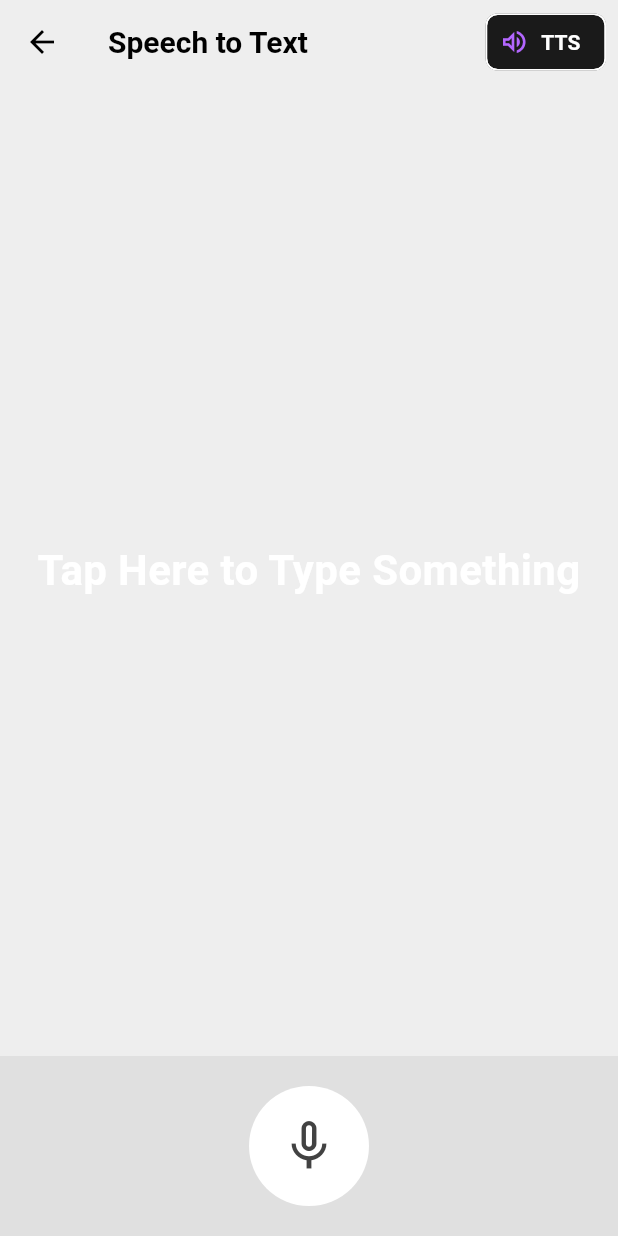
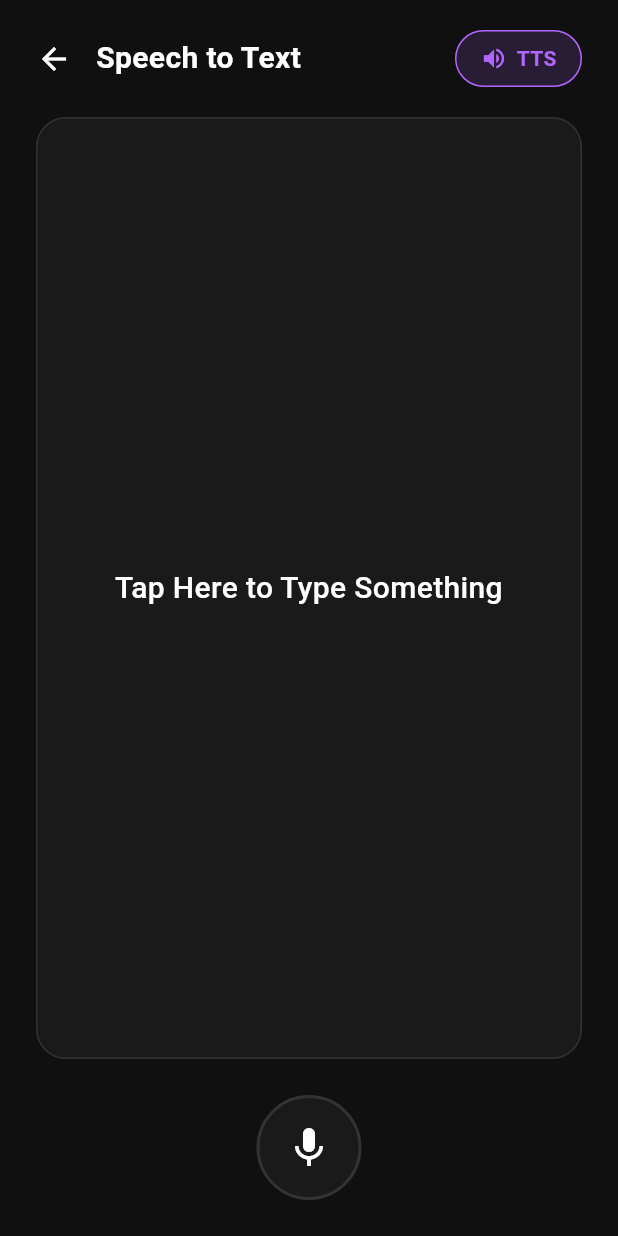
Before and after one commit to JasonAlbelda/hand2voice, a Flutter app: the SpeechToTextScreen screen opened directly, on a phone screen of 412 x 824 dp. Run offline on Flutter 3.47's test engine with Material 3 defaults, Android fonts, the phone set to English and light mode, and no system bars; our stand-ins replace camera, chewie, flutter_secure_storage, flutter_tts, image_picker, local_auth and 3 more; missing offline and left inert: cached_video_player_plus, encrypt, tflite_flutter; accounts and stored records are empty.

Commit message:
fix(speechToText): Fix UI

```diff
--- a/app/lib/features/home/screens/home_screen.dart
+++ b/app/lib/features/home/screens/home_screen.dart
@@ -173,7 +173,7 @@ class _HomeScreenState extends State<HomeScreen> {
                     // Action Cards
                     _buildActionCard(
                       title: "Translate Sign",
-                      subtitle: "Real-time ASL detection",
+                      subtitle: "Real-time FSL detection",
                       icon: Icons.upload_rounded,
                       color: AppTheme.accentPurple,
                       onTap: _showTranslateOptions,
--- a/app/lib/features/scan/widgets/speech_screen.dart
+++ b/app/lib/features/scan/widgets/speech_screen.dart
@@ -2,6 +2,7 @@ import 'package:flutter/material.dart';
 import 'package:speech_to_text/speech_to_text.dart';
 import 'package:speech_to_text/speech_recognition_result.dart';
 import 'package:flutter_tts/flutter_tts.dart';
+import 'package:hand2voice/core/theme/app_theme.dart';
 
 class SpeechToTextScreen extends StatefulWidget {
   const SpeechToTextScreen({super.key});
@@ -59,7 +60,6 @@ class _SpeechToTextScreenState extends State<SpeechToTextScreen> {
 
   // Function to show a dialog for text input
   Future<void> _showTextInputDialog() async {
-    // Set the initial text in the controller
     _textEditingController.text = _lastWords == 'Tap Here to Type Something'
         ? ''
         : _lastWords;
@@ -68,11 +68,23 @@ class _SpeechToTextScreenState extends State<SpeechToTextScreen> {
       context: context,
       builder: (context) {
         return AlertDialog(
-          title: const Text('Type your message'),
+          backgroundColor: AppTheme.cardBg,
+          shape: RoundedRectangleBorder(
+            borderRadius: BorderRadius.circular(24),
+            side: const BorderSide(color: AppTheme.borderColor),
+          ),
+          title: const Text(
+            'Type your message',
+            style: TextStyle(color: AppTheme.textMain),
+          ),
           content: TextField(
             controller: _textEditingController,
             autofocus: true,
-            decoration: const InputDecoration(hintText: "Enter text here..."),
+            style: const TextStyle(color: AppTheme.textMain),
+            decoration: const InputDecoration(
+              hintText: "Enter text here...",
+              hintStyle: TextStyle(color: AppTheme.textSub),
+            ),
           ),
           actions: <Widget>[
             TextButton(
@@ -81,7 +93,7 @@ class _SpeechToTextScreenState extends State<SpeechToTextScreen> {
                 Navigator.pop(context);
               },
             ),
-            TextButton(
+            ElevatedButton(
               child: const Text('OK'),
               onPressed: () {
                 setState(() {
@@ -99,73 +111,132 @@ class _SpeechToTextScreenState extends State<SpeechToTextScreen> {
   @override
   Widget build(BuildContext context) {
     return Scaffold(
-      backgroundColor: Colors.grey[200],
-      appBar: AppBar(
-        leading: const BackButton(color: Colors.black),
-        title: const Text(
+      backgroundColor: AppTheme.appBg,
+      body: SafeArea(
+        child: Column(
+          children: [
+            // Header
+            Padding(
+              padding: const EdgeInsets.symmetric(horizontal: 24, vertical: 20),
+              child: Row(
+                children: [
+                  GestureDetector(
+                    onTap: () => Navigator.pop(context),
+                    child: const Icon(
+                      Icons.arrow_back,
+                      color: AppTheme.textMain,
+                      size: 24,
+                    ),
+                  ),
+                  const SizedBox(width: 16),
+                  const Text(
                     'Speech to Text',
-          style: TextStyle(color: Colors.black),
+                    style: TextStyle(
+                      fontSize: 20,
+                      fontWeight: FontWeight.w600,
+                      color: AppTheme.textMain,
                     ),
-        backgroundColor: Colors.transparent,
-        elevation: 0,
-        actions: [
-          Padding(
-            padding: const EdgeInsets.only(right: 8.0),
-            child: ActionChip(
-              avatar: const Icon(
-                Icons.volume_up_outlined,
-                size: 20,
-                weight: 12,
                   ),
-              label: const Text(
+                  const Spacer(),
+                  Container(
+                    padding: const EdgeInsets.symmetric(horizontal: 16, vertical: 8),
+                    decoration: BoxDecoration(
+                      color: AppTheme.accentPurple.withOpacity(0.15),
+                      borderRadius: BorderRadius.circular(20),
+                      border: Border.all(color: AppTheme.accentPurple),
+                    ),
+                    child: GestureDetector(
+                      onTap: _speak,
+                      child: Row(
+                        mainAxisSize: MainAxisSize.min,
+                        children: const [
+                          Icon(
+                            Icons.volume_up,
+                            size: 18,
+                            color: AppTheme.accentPurple,
+                          ),
+                          SizedBox(width: 6),
+                          Text(
                             'TTS',
-                style: TextStyle(fontWeight: FontWeight.bold),
-              ),
-              onPressed: _speak, // Trigger TTS
+                            style: TextStyle(
+                              fontWeight: FontWeight.w600,
+                              color: AppTheme.accentPurple,
+                              fontSize: 14,
                             ),
                           ),
                         ],
                       ),
-      body: GestureDetector(
-        onTap: _showTextInputDialog, // Open text input dialog
+                    ),
+                  ),
+                ],
+              ),
+            ),
+
+            // Content
+            Expanded(
+              child: GestureDetector(
+                onTap: _showTextInputDialog,
+                child: Container(
+                  width: double.infinity,
+                  margin: const EdgeInsets.symmetric(horizontal: 24),
+                  padding: const EdgeInsets.all(24),
+                  decoration: BoxDecoration(
+                    color: AppTheme.cardBg,
+                    borderRadius: BorderRadius.circular(20),
+                    border: Border.all(color: AppTheme.borderColor),
+                  ),
                   child: Center(
-          child: Padding(
-            padding: const EdgeInsets.all(16.0),
                     child: Text(
                       _speechToText.isListening ? 'Listening...' : _lastWords,
                       textAlign: TextAlign.center,
-              style: const TextStyle(
-                fontSize: 28.0,
-                fontWeight: FontWeight.bold,
+                      style: TextStyle(
+                        fontSize: 20,
+                        fontWeight: FontWeight.w500,
+                        color: _speechToText.isListening
+                            ? AppTheme.accentTeal
+                            : AppTheme.textMain,
                       ),
                     ),
                   ),
                 ),
               ),
-      bottomNavigationBar: Container(
-        height: 120,
-        width: double.infinity,
-        color: Colors.grey[300],
-        child: Center(
+            ),
+
+            // Bottom mic button
+            Container(
+              padding: const EdgeInsets.all(24),
+              child: Container(
+                width: 70,
+                height: 70,
+                decoration: BoxDecoration(
+                  color: _speechToText.isListening
+                      ? Colors.red.withOpacity(0.15)
+                      : AppTheme.cardBg,
+                  shape: BoxShape.circle,
+                  border: Border.all(
+                    color: _speechToText.isListening
+                        ? Colors.red
+                        : AppTheme.borderColor,
+                    width: 2,
+                  ),
+                ),
                 child: IconButton(
-            style: IconButton.styleFrom(
-              backgroundColor: _speechToText.isNotListening
-                  ? Colors.white
-                  : Colors.red,
-              shape: const CircleBorder(),
-              padding: const EdgeInsets.all(20),
+                  icon: Icon(
+                    _speechToText.isNotListening ? Icons.mic : Icons.mic_off,
+                    color: _speechToText.isListening
+                        ? Colors.red
+                        : AppTheme.textMain,
+                    size: 32,
                   ),
-            icon: Icon(
-              _speechToText.isNotListening ? Icons.mic_none : Icons.mic_off,
-              color: Colors.grey[800],
-            ),
-            iconSize: 40.0,
                   onPressed: _speechToText.isNotListening
                       ? _startListening
                       : _stopListening,
                 ),
               ),
             ),
+          ],
+        ),
+      ),
     );
   }
 }
```
Lines whose indentation alone changed are shown as unchanged.
